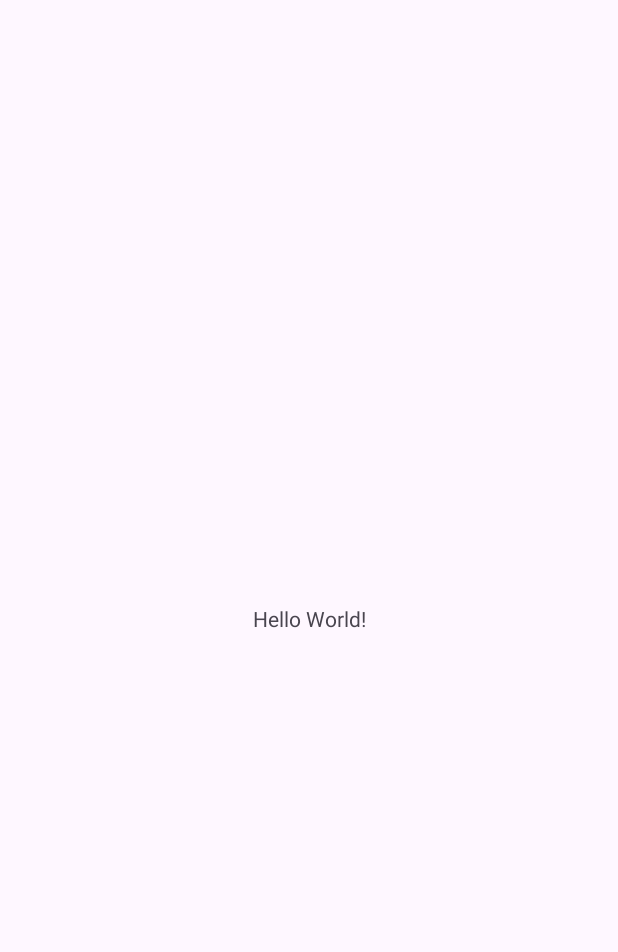
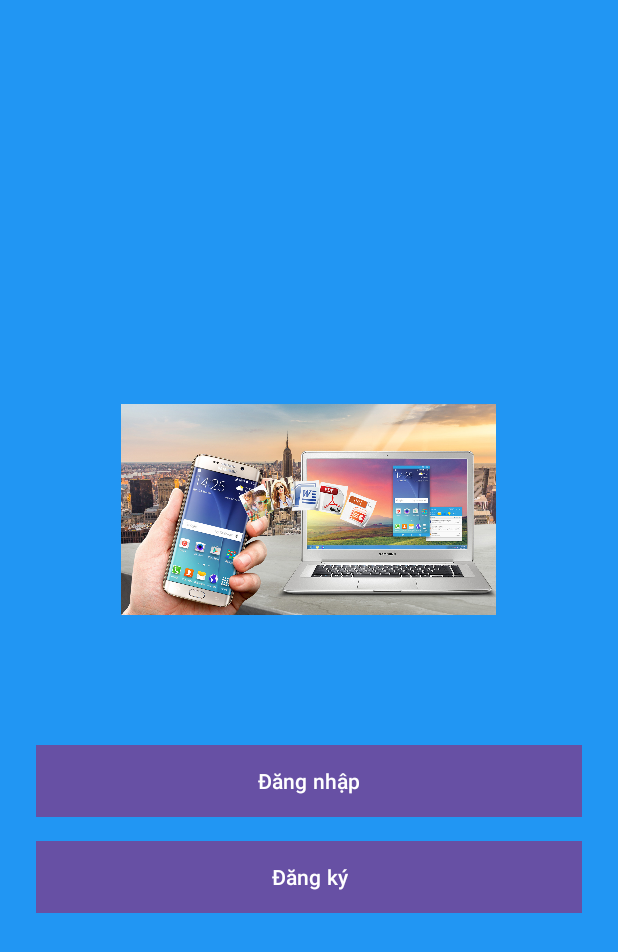
Before and after one commit to HoPhucThanh/technology-store, an Android app: the screen it shows after launch (MainActivity), on a phone screen of 412 x 824 dp. Before the commit the part shown is almost empty. Shown: the top 952 px of the screen. Run offline under Robolectric (Android 15) with nearby library versions, the phone set to English and light mode, and no system bars.

Commit message:
Add commit test comment in MainActivity.java

```diff
--- a/app/src/main/AndroidManifest.xml
+++ b/app/src/main/AndroidManifest.xml
@@ -1,6 +1,8 @@
 <?xml version="1.0" encoding="utf-8"?>
 <manifest xmlns:android="http://schemas.android.com/apk/res/android"
     xmlns:tools="http://schemas.android.com/tools">
+
+    <uses-permission android:name="android.permission.INTERNET" />
 
     <application
         android:allowBackup="true"
@@ -15,12 +17,16 @@
         <activity
             android:name=".MainActivity"
             android:exported="true">
+
             <intent-filter>
                 <action android:name="android.intent.action.MAIN" />
 
                 <category android:name="android.intent.category.LAUNCHER" />
             </intent-filter>
         </activity>
+        <activity android:name=".RegisterActivity" />
+        <activity android:name=".LoginActivity" />
+
     </application>
 
 </manifest>
--- a/app/src/main/java/com/example/technologystore/MainActivity.java
+++ b/app/src/main/java/com/example/technologystore/MainActivity.java
@@ -1,26 +1,38 @@
 package com.example.technologystore;
 
+import android.content.Intent;
 import android.os.Bundle;
+import android.view.View;
+import android.widget.Button;
 
-import androidx.activity.EdgeToEdge;
 import androidx.appcompat.app.AppCompatActivity;
-import androidx.core.graphics.Insets;
-import androidx.core.view.ViewCompat;
-import androidx.core.view.WindowInsetsCompat;
 
 public class MainActivity extends AppCompatActivity {
+
+    Button btnLogin, btnRegister;
 
     @Override
     protected void onCreate(Bundle savedInstanceState) {
         super.onCreate(savedInstanceState);
-        // Commit test by [your name] - 11/06/2025
-        EdgeToEdge.enable(this);
         setContentView(R.layout.activity_main);
-        ViewCompat.setOnApplyWindowInsetsListener(findViewById(R.id.main), (v, insets) -> {
-            Insets systemBars = insets.getInsets(WindowInsetsCompat.Type.systemBars());
-            v.setPadding(systemBars.left, systemBars.top, systemBars.right, systemBars.bottom);
-            return insets;
 
+        btnLogin = findViewById(R.id.btnLogin);
+        btnRegister = findViewById(R.id.btnRegister);
+
+        btnLogin.setOnClickListener(new View.OnClickListener() {
+            @Override
+            public void onClick(View view) {
+                // Mở trang đăng nhập
+                startActivity(new Intent(MainActivity.this, LoginActivity.class));
+            }
+        });
+
+        btnRegister.setOnClickListener(new View.OnClickListener() {
+            @Override
+            public void onClick(View view) {
+                // Mở trang đăng ký
+                startActivity(new Intent(MainActivity.this, RegisterActivity.class));
+            }
         });
     }
 }
--- /dev/null
+++ b/app/src/main/res/drawable/ic_cart.xml
@@ -0,0 +1,5 @@
+<vector xmlns:android="http://schemas.android.com/apk/res/android" android:height="24dp" android:tint="#000000" android:viewportHeight="24" android:viewportWidth="24" android:width="24dp">
+
+    <path android:fillColor="@android:color/white" android:pathData="M11,9h2L13,6h3L16,4h-3L13,1h-2v3L8,4v2h3v3zM7,18c-1.1,0 -1.99,0.9 -1.99,2S5.9,22 7,22s2,-0.9 2,-2 -0.9,-2 -2,-2zM17,18c-1.1,0 -1.99,0.9 -1.99,2s0.89,2 1.99,2 2,-0.9 2,-2 -0.9,-2 -2,-2zM7.17,14.75l0.03,-0.12 0.9,-1.63h7.45c0.75,0 1.41,-0.41 1.75,-1.03l3.86,-7.01L19.42,4h-0.01l-1.1,2 -2.76,5L8.53,11l-0.13,-0.27L6.16,6l-0.95,-2 -0.94,-2L1,2v2h2l3.6,7.59 -1.35,2.45c-0.16,0.28 -0.25,0.61 -0.25,0.96 0,1.1 0.9,2 2,2h12v-2L7.42,15c-0.13,0 -0.25,-0.11 -0.25,-0.25z"/>
+
+</vector>
--- /dev/null
+++ b/app/src/main/res/drawable/ic_menu.xml
@@ -0,0 +1,5 @@
+<vector xmlns:android="http://schemas.android.com/apk/res/android" android:height="24dp" android:tint="#000000" android:viewportHeight="24" android:viewportWidth="24" android:width="24dp">
+
+    <path android:fillColor="@android:color/white" android:pathData="M3,18h18v-2L3,16v2zM3,13h18v-2L3,11v2zM3,6v2h18L21,6L3,6z"/>
+
+</vector>
--- a/app/src/main/res/layout/activity_main.xml
+++ b/app/src/main/res/layout/activity_main.xml
@@ -1,19 +1,38 @@
 <?xml version="1.0" encoding="utf-8"?>
-<androidx.constraintlayout.widget.ConstraintLayout xmlns:android="http://schemas.android.com/apk/res/android"
-    xmlns:app="http://schemas.android.com/apk/res-auto"
-    xmlns:tools="http://schemas.android.com/tools"
-    android:id="@+id/main"
+<LinearLayout xmlns:android="http://schemas.android.com/apk/res/android"
+    android:orientation="vertical"
+    android:gravity="center"
+    android:background="#2196F3"
     android:layout_width="match_parent"
     android:layout_height="match_parent"
-    tools:context=".MainActivity">
+    android:padding="24dp">
 
-    <TextView
-        android:layout_width="wrap_content"
+    <!-- Hình ảnh chủ đề -->
+    <ImageView
+        android:id="@+id/imageView"
+        android:src="@drawable/phone_laptop"
+        android:layout_width="250dp"
+        android:layout_height="250dp"
+        android:contentDescription="Phone and Laptop"
+        android:layout_marginBottom="32dp" />
+
+    <!-- Nút Đăng nhập -->
+    <Button
+        android:id="@+id/btnLogin"
+        android:text="Đăng nhập"
+        android:layout_width="match_parent"
         android:layout_height="wrap_content"
-        android:text="Hello World!"
-        app:layout_constraintBottom_toBottomOf="parent"
-        app:layout_constraintEnd_toEndOf="parent"
-        app:layout_constraintStart_toStartOf="parent"
-        app:layout_constraintTop_toTopOf="parent" />
+        android:background="#0D47A1"
+        android:textColor="#FFFFFF"
+        android:layout_marginBottom="16dp" />
 
-</androidx.constraintlayout.widget.ConstraintLayout>
+    <!-- Nút Đăng ký -->
+    <Button
+        android:id="@+id/btnRegister"
+        android:text="Đăng ký"
+        android:layout_width="match_parent"
+        android:layout_height="wrap_content"
+        android:background="#0D47A1"
+        android:textColor="#FFFFFF" />
+
+</LinearLayout>
--- a/app/src/main/res/values/colors.xml
+++ b/app/src/main/res/values/colors.xml
@@ -2,4 +2,6 @@
 <resources>
     <color name="black">#FF000000</color>
     <color name="white">#FFFFFFFF</color>
+    <color name="purple_500">#6200EE</color>
+
 </resources>
```
Also changed, not shown: app/src/main/java/com/example/technologystore/LoginActivity.java (added, +68 -0 lines), app/src/main/java/com/example/technologystore/RegisterActivity.java (added, +114 -0 lines), app/src/main/res/layout/activity_login.xml (added, +61 -0 lines), app/src/main/res/layout/activity_register.xml (added, +64 -0 lines), app/src/main/res/drawable/phone_laptop.jpg (added), app/src/main/res/drawable/quangcao1.jpg (added), app/src/main/res/drawable/quangcao3.jpg (added), app/src/main/res/drawable/quangcao4.jpg (added), settings.gradle.kts (line endings or trailing spaces).
